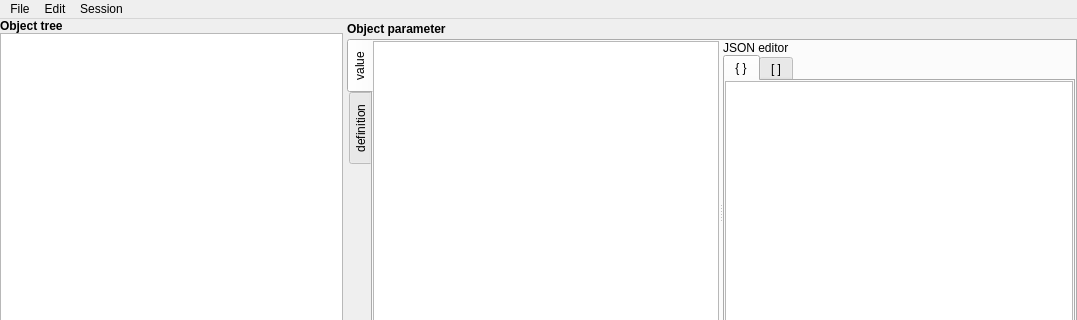
Above: spinetoolbox/ui/tree_view_form.ui from spine-tools/Spine-Toolbox before the change; both pictures show x 0 to 1077 and y 0 to 320 of the 1077 by 774 pixel window. Below: the same form after it.
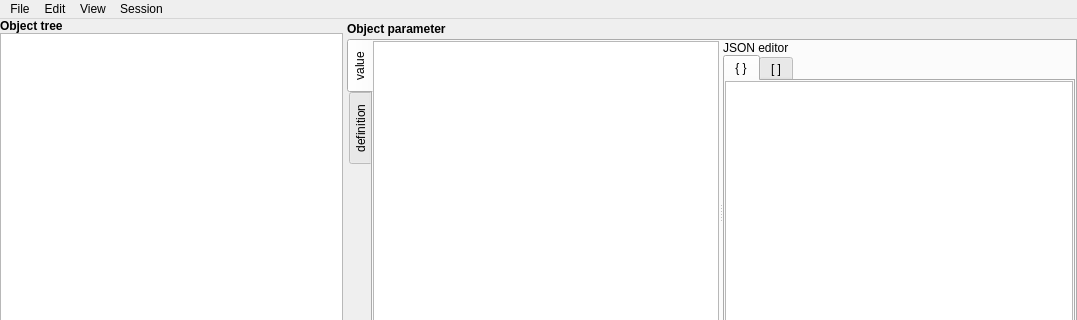
That is the form after the change. Icons and pictures are not drawn. Custom widgets are drawn as their Qt base class.

Commit message: Issue #253 updated: extend support for parameter tags to graph view.

```diff
--- a/spinetoolbox/ui/tree_view_form.ui
+++ b/spinetoolbox/ui/tree_view_form.ui
@@ -970,8 +970,20 @@
     <addaction name="separator"/>
     <addaction name="actionClose"/>
    </widget>
+   <widget class="QMenu" name="menuView">
+    <property name="title">
+     <string>View</string>
+    </property>
+    <widget class="QMenu" name="menuToolbars">
+     <property name="title">
+      <string>Toolbars</string>
+     </property>
+    </widget>
+    <addaction name="menuToolbars"/>
+   </widget>
    <addaction name="menuFile"/>
    <addaction name="menuEdit"/>
+   <addaction name="menuView"/>
    <addaction name="menuSession"/>
   </widget>
   <widget class="QStatusBar" name="statusbar"/>
```
The commit also changes 6 other files.
